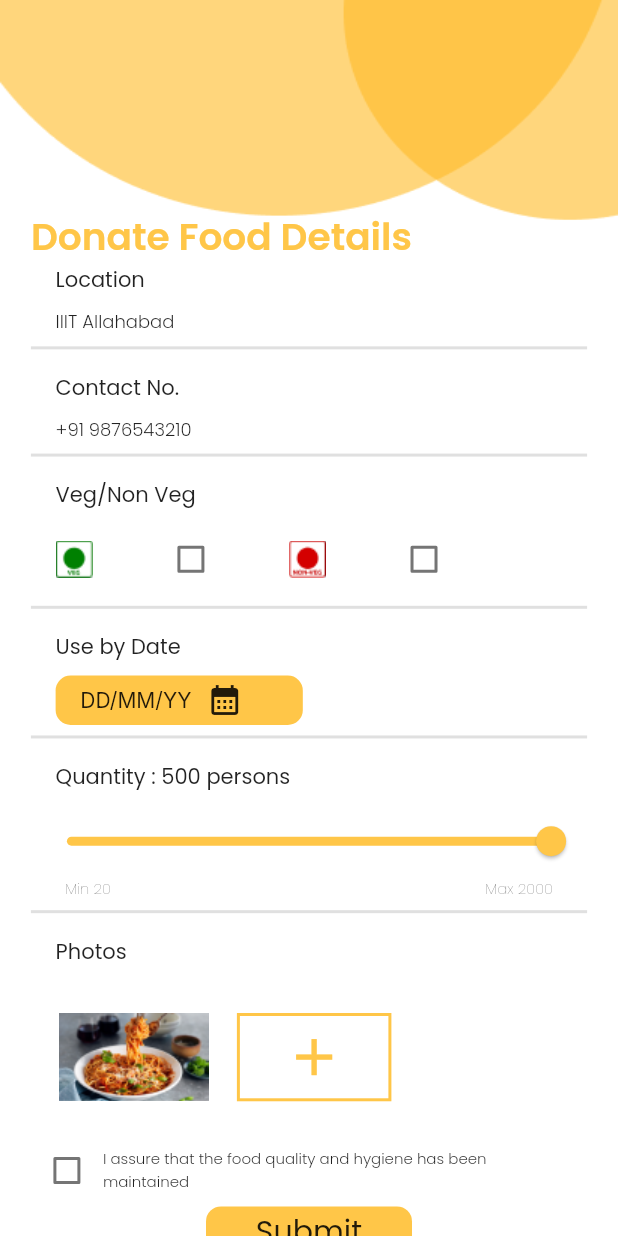
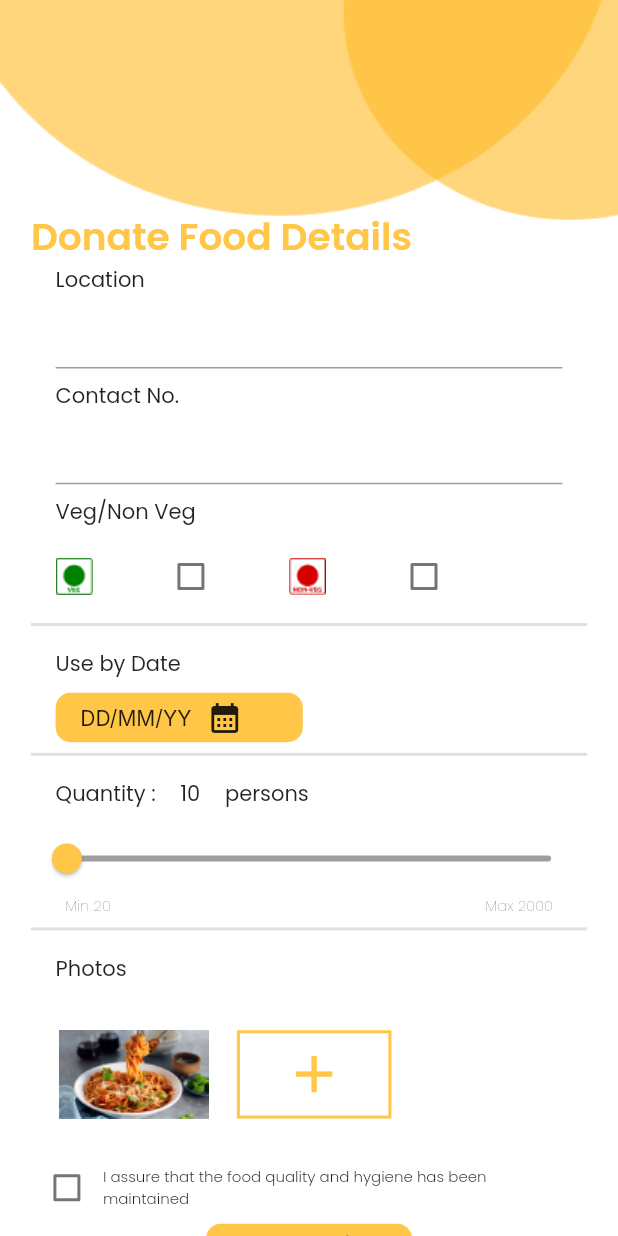
Before and after one commit to opencodeiiita/HandsForHunger, a Flutter app: the screen it shows after launch, on a phone screen of 412 x 824 dp. Run offline on Flutter 3.47's test engine with Material 2 defaults, Android fonts, the phone set to English and light mode, and no system bars; our stand-ins replace animated_splash_screen, firebase_core, google_fonts, sizer; missing offline and left inert: dart:ffi; accounts and stored records are empty.

Commit message:
Made changes in donation page

```diff
--- a/lib/donor.dart
+++ b/lib/donor.dart
@@ -4,10 +4,16 @@ import 'package:flutter/material.dart';
 import 'package:google_fonts/google_fonts.dart';
 import 'package:sizer/sizer.dart';
 
-class DonorPage extends StatelessWidget {
+class DonorPage extends StatefulWidget {
   const DonorPage({super.key});
 
   @override
+  State<DonorPage> createState() => _DonorPageState();
+}
+
+class _DonorPageState extends State<DonorPage> {
+  @override
+  double val = 10;
   Widget build(BuildContext context) {
     double h = (MediaQuery.of(context).size.height),
         w = (MediaQuery.of(context).size.width);
@@ -49,7 +55,6 @@ class DonorPage extends StatelessWidget {
                     ],
                   ),
                   Container(
-                    margin: EdgeInsets.only(bottom: h / 100),
                     child: Row(
                       children: [
                         SizedBox(
@@ -63,36 +68,34 @@ class DonorPage extends StatelessWidget {
                       ],
                     ),
                   ),
-                  Row(
+                  Container(
+                    padding: EdgeInsets.symmetric(horizontal: w / 25),
+                    child: TextFormField(
+                      style: GoogleFonts.poppins(
+                          fontSize: 12, fontWeight: FontWeight.w300),
+                    ),
+                  ),
+                  Container(
+                    margin: EdgeInsets.only(top: h / 100),
+                    child: Row(
                       children: [
                         SizedBox(
                           width: w / 25,
                         ),
                         Text(
-                        'IIIT Allahabad',
+                          'Contact No.',
+                          style: GoogleFonts.poppins(
+                              fontSize: 14, fontWeight: FontWeight.w400),
+                        ),
+                      ],
+                    ),
+                  ),
+                  Container(
+                    padding: EdgeInsets.symmetric(horizontal: w / 25),
+                    child: TextFormField(
                       style: GoogleFonts.poppins(
                           fontSize: 12, fontWeight: FontWeight.w300),
                     ),
-                    ],
-                  ),
-                  Divider(
-                    thickness: 2,
-                  ),
-                  Txt(h: h, w: w, t: "Contact No."),
-                  Row(
-                    children: [
-                      SizedBox(
-                        width: w / 25,
-                      ),
-                      Text(
-                        '+91 9876543210',
-                        style: GoogleFonts.poppins(
-                            fontSize: 12, fontWeight: FontWeight.w300),
-                      ),
-                    ],
-                  ),
-                  Divider(
-                    thickness: 2,
                   ),
                   Txt(h: h, w: w, t: "Veg/Non Veg"),
                   Row(
@@ -153,7 +156,13 @@ class DonorPage extends StatelessWidget {
                   Divider(
                     thickness: 2,
                   ),
-                  Txt(h: h, w: w, t: "Quantity : 500 persons"),
+                  Row(
+                    children: [
+                      Txt(h: h, w: w, t: "Quantity :"),
+                      Txt(h: h, w: w, t: val.toInt().toString()),
+                      Txt(h: h, w: w, t: "persons"),
+                    ],
+                  ),
                   SliderTheme(
                     data: SliderTheme.of(context).copyWith(
                       activeTrackColor: Color(0xffffc648),
@@ -165,7 +174,17 @@ class DonorPage extends StatelessWidget {
                       overlayShape:
                           RoundSliderOverlayShape(overlayRadius: 24.0),
                     ),
-                    child: Slider(value: 1, onChanged: (i) {}),
+                    child: Slider(
+                      value: val,
+                      min: 20,
+                      max: 2000,
+                      onChanged: (double newvalue) {
+                        setState(() {
+                          print(newvalue);
+                        });
+                        val = newvalue;
+                      },
+                    ),
                   ),
                   Padding(
                     padding: EdgeInsets.symmetric(horizontal: w / 18),
```
Lines whose indentation alone changed are shown as unchanged.
